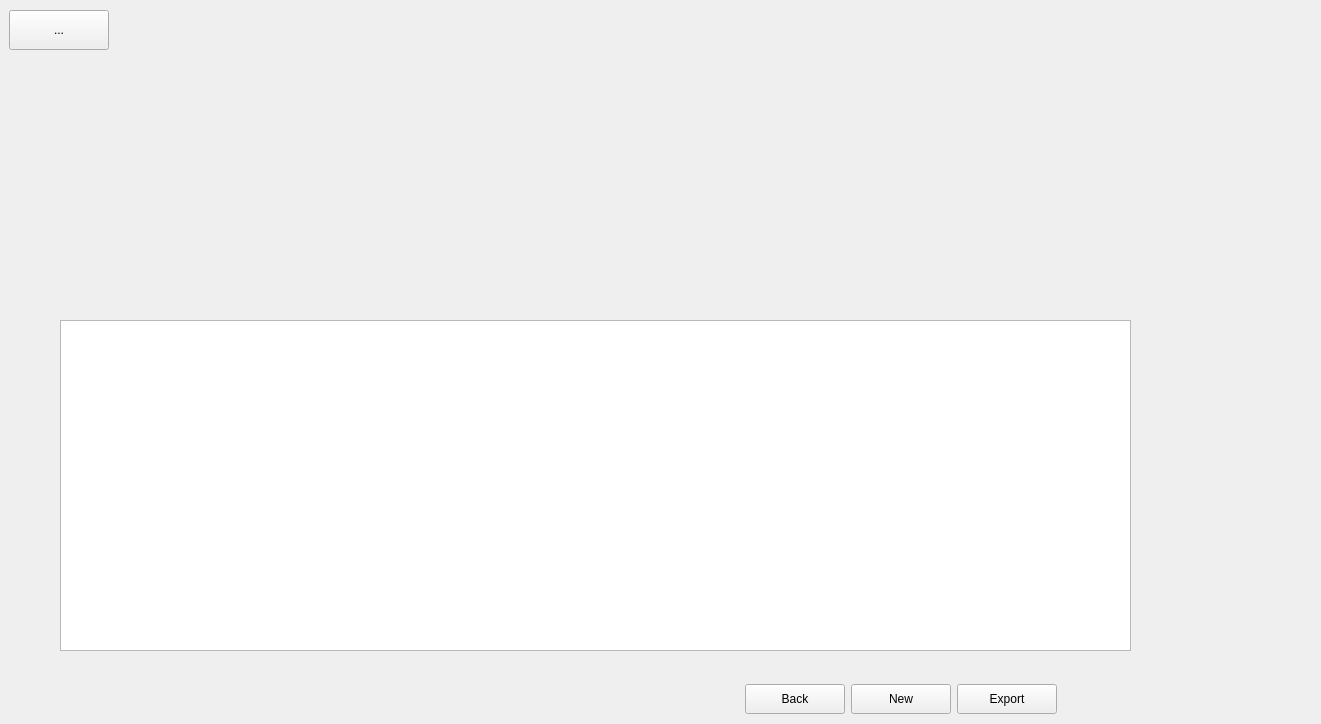
Before: the Qt Designer form Quality_Control_Main.ui in Maestoso-con-Brio/Git_tester, drawn with Qt 5.
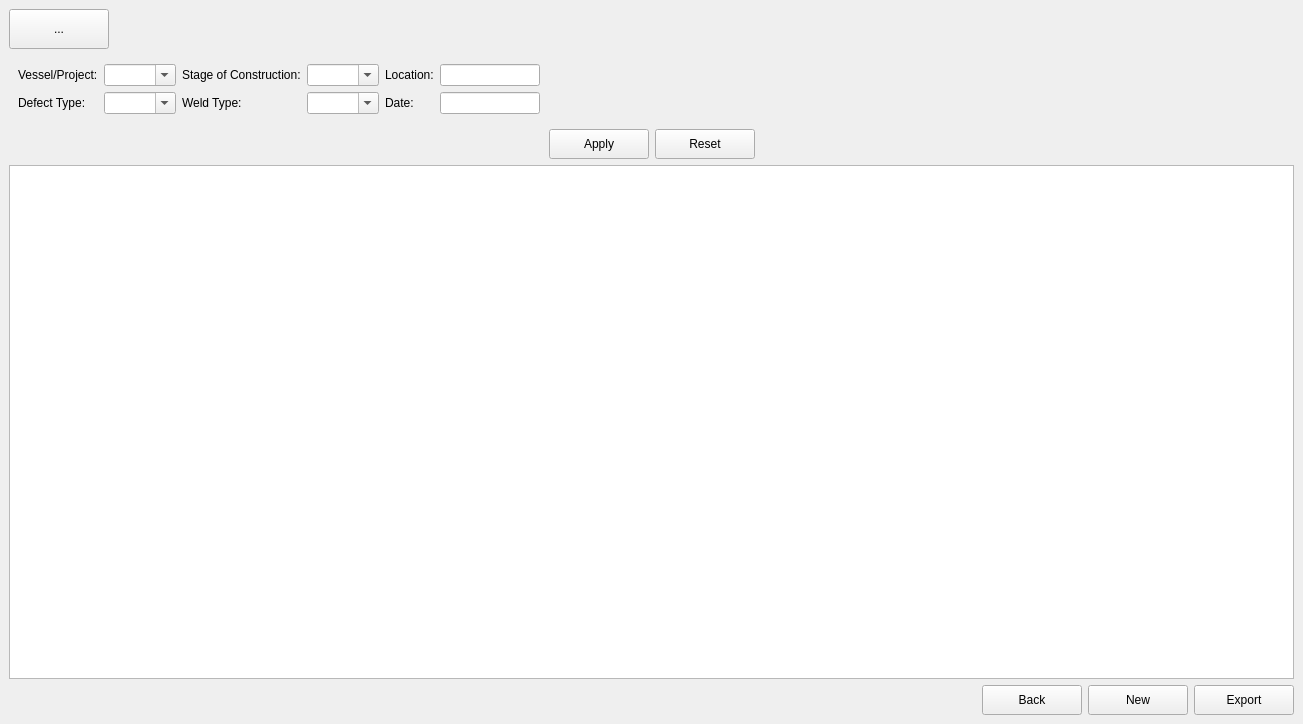
After: the same form once the commit is applied.

Commit message: Adjusted the QA Layout

```diff
--- a/Quality_Control_Main.ui
+++ b/Quality_Control_Main.ui
@@ -6,7 +6,7 @@
    <rect>
     <x>0</x>
     <y>0</y>
-    <width>1321</width>
+    <width>1303</width>
     <height>724</height>
    </rect>
   </property>
@@ -14,57 +14,196 @@
    <string>MainWindow</string>
   </property>
   <widget class="QWidget" name="centralwidget">
-   <widget class="QTableWidget" name="tableWidget">
-    <property name="geometry">
-     <rect>
-      <x>60</x>
-      <y>320</y>
-      <width>1071</width>
-      <height>331</height>
-     </rect>
-    </property>
-   </widget>
+   <layout class="QGridLayout" name="gridLayout_5">
+    <item row="0" column="0">
+     <layout class="QGridLayout" name="gridLayout_4">
+      <item row="1" column="0">
+       <layout class="QGridLayout" name="gridLayout_3">
+        <item row="1" column="0">
+         <layout class="QGridLayout" name="gridLayout_2">
+          <item row="0" column="0">
+           <spacer name="horizontalSpacer_3">
+            <property name="orientation">
+             <enum>Qt::Horizontal</enum>
+            </property>
+            <property name="sizeHint" stdset="0">
+             <size>
+              <width>138</width>
+              <height>20</height>
+             </size>
+            </property>
+           </spacer>
+          </item>
+          <item row="0" column="2">
+           <widget class="QPushButton" name="reset_pushButton">
+            <property name="minimumSize">
+             <size>
+              <width>100</width>
+              <height>30</height>
+             </size>
+            </property>
+            <property name="maximumSize">
+             <size>
+              <width>100</width>
+              <height>30</height>
+             </size>
+            </property>
+            <property name="text">
+             <string>Reset</string>
+            </property>
+           </widget>
+          </item>
+          <item row="0" column="3">
+           <spacer name="horizontalSpacer_4">
+            <property name="orientation">
+             <enum>Qt::Horizontal</enum>
+            </property>
+            <property name="sizeHint" stdset="0">
+             <size>
+              <width>198</width>
+              <height>20</height>
+             </size>
+            </property>
+           </spacer>
+          </item>
+          <item row="0" column="1">
+           <widget class="QPushButton" name="apply_pushButton">
+            <property name="minimumSize">
+             <size>
+              <width>100</width>
+              <height>30</height>
+             </size>
+            </property>
+            <property name="maximumSize">
+             <size>
+              <width>100</width>
+              <height>30</height>
+             </size>
+            </property>
+            <property name="text">
+             <string>Apply</string>
+            </property>
+           </widget>
+          </item>
+         </layout>
+        </item>
+        <item row="0" column="0">
    <widget class="QWidget" name="widget" native="true">
-    <property name="geometry">
-     <rect>
-      <x>60</x>
-      <y>100</y>
-      <width>1081</width>
-      <height>141</height>
-     </rect>
-    </property>
-   </widget>
-   <widget class="QWidget" name="">
-    <property name="geometry">
-     <rect>
-      <x>9</x>
-      <y>9</y>
-      <width>1276</width>
-      <height>42</height>
-     </rect>
-    </property>
-    <layout class="QHBoxLayout" name="Upper_Grid_Layout">
-     <item>
-      <widget class="QToolButton" name="toolButton">
-       <property name="minimumSize">
+          <layout class="QGridLayout" name="gridLayout">
+           <item row="0" column="0">
+            <widget class="QLabel" name="Vessel_project_label">
+             <property name="text">
+              <string>Vessel/Project:</string>
+             </property>
+            </widget>
+           </item>
+           <item row="0" column="1">
+            <widget class="QComboBox" name="Vessel_comboBox">
+             <property name="editable">
+              <bool>true</bool>
+             </property>
+            </widget>
+           </item>
+           <item row="0" column="2">
+            <widget class="QLabel" name="label_7">
+             <property name="text">
+              <string>Stage of Construction:</string>
+             </property>
+             <property name="wordWrap">
+              <bool>true</bool>
+             </property>
+            </widget>
+           </item>
+           <item row="0" column="3">
+            <widget class="QComboBox" name="soc_ComboBox">
+             <property name="editable">
+              <bool>true</bool>
+             </property>
+            </widget>
+           </item>
+           <item row="0" column="4">
+            <widget class="QLabel" name="location_label">
+             <property name="text">
+              <string>Location:</string>
+             </property>
+            </widget>
+           </item>
+           <item row="0" column="5">
+            <widget class="QLineEdit" name="location_lineEdit">
+             <property name="maximumSize">
         <size>
          <width>100</width>
-         <height>40</height>
-        </size>
-       </property>
+               <height>16777215</height>
+              </size>
+             </property>
+            </widget>
+           </item>
+           <item row="0" column="6">
+            <spacer name="horizontalSpacer_5">
+             <property name="orientation">
+              <enum>Qt::Horizontal</enum>
+             </property>
+             <property name="sizeHint" stdset="0">
+              <size>
+               <width>743</width>
+               <height>20</height>
+              </size>
+             </property>
+            </spacer>
+           </item>
+           <item row="1" column="0">
+            <widget class="QLabel" name="defecttype_label">
        <property name="text">
-        <string>...</string>
+              <string>Defect Type:</string>
        </property>
       </widget>
      </item>
-     <item>
-      <spacer name="horizontalSpacer_2">
+           <item row="1" column="1">
+            <widget class="QComboBox" name="defectType_comboBox">
+             <property name="editable">
+              <bool>true</bool>
+             </property>
+            </widget>
+           </item>
+           <item row="1" column="2">
+            <widget class="QLabel" name="weldtype_label">
+             <property name="text">
+              <string>Weld Type:</string>
+             </property>
+            </widget>
+           </item>
+           <item row="1" column="3">
+            <widget class="QComboBox" name="weldtype_comboBox">
+             <property name="editable">
+              <bool>true</bool>
+             </property>
+            </widget>
+           </item>
+           <item row="1" column="4">
+            <widget class="QLabel" name="date_label">
+             <property name="text">
+              <string>Date:</string>
+             </property>
+            </widget>
+           </item>
+           <item row="1" column="5">
+            <widget class="QLineEdit" name="date_lineEdit">
+             <property name="maximumSize">
+              <size>
+               <width>100</width>
+               <height>16777215</height>
+              </size>
+             </property>
+            </widget>
+           </item>
+           <item row="1" column="6">
+            <spacer name="horizontalSpacer_6">
        <property name="orientation">
         <enum>Qt::Horizontal</enum>
        </property>
        <property name="sizeHint" stdset="0">
         <size>
-         <width>1168</width>
+               <width>743</width>
          <height>20</height>
         </size>
        </property>
@@ -72,15 +211,13 @@
      </item>
     </layout>
    </widget>
-   <widget class="QWidget" name="">
-    <property name="geometry">
-     <rect>
-      <x>9</x>
-      <y>683</y>
-      <width>1048</width>
-      <height>32</height>
-     </rect>
-    </property>
+        </item>
+       </layout>
+      </item>
+      <item row="2" column="0">
+       <widget class="QTableWidget" name="tableWidget"/>
+      </item>
+      <item row="3" column="0">
     <layout class="QHBoxLayout" name="Lower_Grid_Layout">
      <item>
       <spacer name="horizontalSpacer">
@@ -135,7 +272,40 @@
       </widget>
      </item>
     </layout>
-   </widget>
+      </item>
+      <item row="0" column="0">
+       <layout class="QHBoxLayout" name="Upper_Grid_Layout">
+        <item>
+         <widget class="QToolButton" name="toolButton">
+          <property name="minimumSize">
+           <size>
+            <width>100</width>
+            <height>40</height>
+           </size>
+          </property>
+          <property name="text">
+           <string>...</string>
+          </property>
+         </widget>
+        </item>
+        <item>
+         <spacer name="horizontalSpacer_2">
+          <property name="orientation">
+           <enum>Qt::Horizontal</enum>
+          </property>
+          <property name="sizeHint" stdset="0">
+           <size>
+            <width>1165</width>
+            <height>37</height>
+           </size>
+          </property>
+         </spacer>
+        </item>
+       </layout>
+      </item>
+     </layout>
+    </item>
+   </layout>
   </widget>
  </widget>
  <resources/>
```
Left out of the diff: 6 changed lines with no effect on the pictures. Lines whose indentation alone changed are shown as unchanged.
